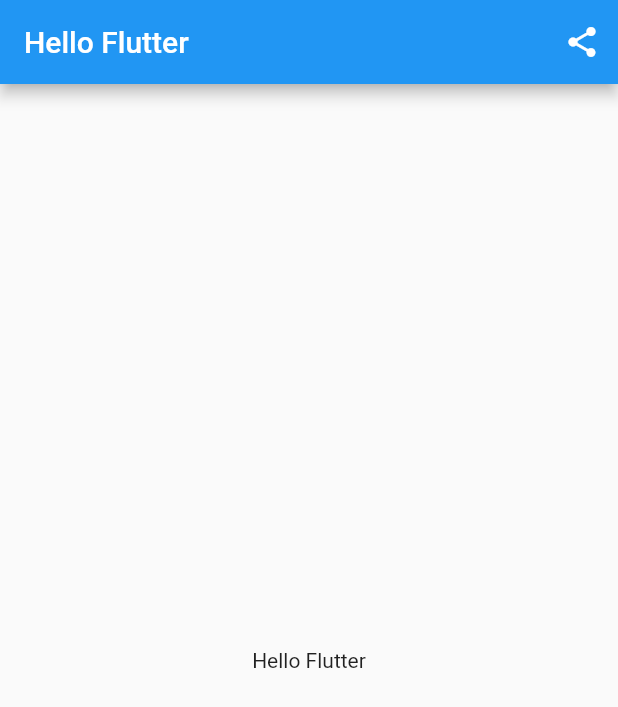
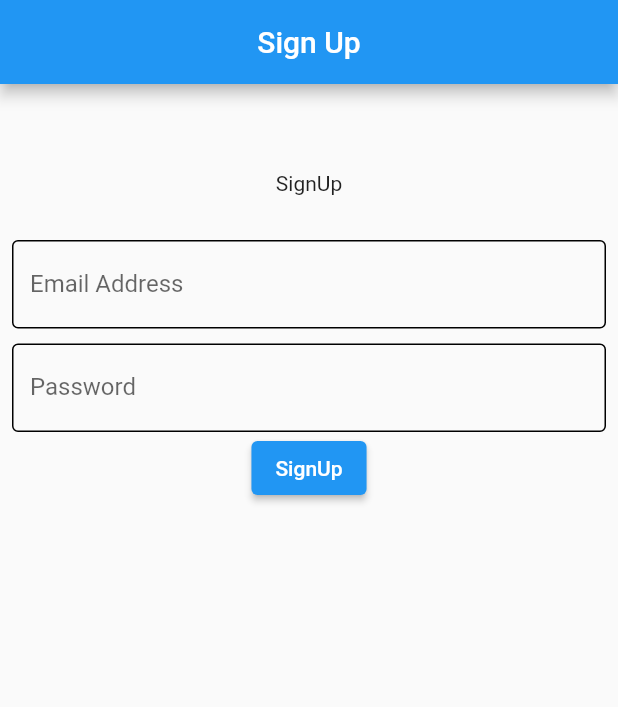
Before and after one commit to junaid140/flutter_course, a Flutter app: the screen it shows after launch, on a phone screen of 412 x 824 dp. Shown: the top 707 px of the screen. Run offline on Flutter 3.47's test engine with Material 2 defaults, Android fonts, the phone set to English and light mode, and no system bars; our stand-ins replace camera, carousel_slider, cloud_firestore, file_picker, firebase_auth, firebase_core and 4 more; missing offline and left inert: advanced_datatable, clipboard, esys_flutter_share_plus, horizontal_data_table, onboarding_intro_screen; accounts and stored records are empty.

Commit message:
16-01-2022

```diff
--- a/lib/main.dart
+++ b/lib/main.dart
@@ -6,15 +6,19 @@ import 'package:flutter_course/screens/28_dec/28_dec.dart';
 import 'package:flutter_course/screens/animationscreens/animation_screen.dart';
 import 'package:flutter_course/screens/onboardingScreen/onboarding_screen.dart';
 import 'package:flutter_course/screens/packagesList.dart';
+import 'package:flutter_course/screens/signUp/signup.dart';
 import 'package:flutter_course/tab_bar_lecture.dart';
 
 import '19dec.dart';
 import 'buttons_lecture.dart';
 import 'form_widgets.dart';
+import 'package:firebase_core/firebase_core.dart';
+
 late List<CameraDescription> cameras;
 
 void main() async{
   WidgetsFlutterBinding.ensureInitialized();
+  await Firebase.initializeApp();
 
   cameras = await availableCameras();
   runApp(const MyApp());
@@ -32,7 +36,7 @@ class MyApp extends StatelessWidget {
       theme: ThemeData(
         primarySwatch: Colors.blue,
       ),
-      home:  Dec28Lecture(),
+      home:  SignUp(),
     );
   }
 }
--- a/lib/screens/28_dec/28_dec.dart
+++ b/lib/screens/28_dec/28_dec.dart
@@ -44,7 +44,7 @@ class _Dec28LectureState extends State<Dec28Lecture> {
             onTap: (){
               FlutterClipboard.copy('$value').then(( value ) => print('copied'));
             },
-            child: Text(value)),
+            child: Container()),
       ),
 
     );
--- /dev/null
+++ b/lib/screens/signUp/signup.dart
@@ -0,0 +1,99 @@
+import 'package:cloud_firestore/cloud_firestore.dart';
+import 'package:firebase_auth/firebase_auth.dart';
+import 'package:flutter/material.dart';
+
+class SignUp extends StatefulWidget {
+  const SignUp({Key? key}) : super(key: key);
+
+  @override
+  State<SignUp> createState() => _SignUpState();
+}
+
+class _SignUpState extends State<SignUp> {
+  GlobalKey<FormState> formKey = GlobalKey<FormState>();
+  TextEditingController email = TextEditingController();
+  TextEditingController password = TextEditingController();
+  @override
+  Widget build(BuildContext context) {
+    return Scaffold(
+      appBar: AppBar(
+        title: Text("Sign Up"),
+        centerTitle: true,
+      ),
+      body: Container(
+        child: Form(key: formKey,
+          child: Padding(
+            padding: const EdgeInsets.all(8.0),
+            child: Column(
+              children: [
+                SizedBox(height: 50,),
+
+                Text("SignUp"),
+                SizedBox(height: 30,),
+                TextFormField(
+                  controller: email,
+                  decoration:InputDecoration (
+                  hintText: "Enter Email",
+                    labelText: "Email Address",
+                    border: OutlineInputBorder(
+
+                    ),
+                    focusedBorder: OutlineInputBorder(
+
+                    ),
+                    enabledBorder: OutlineInputBorder(
+
+                    ),
+                  ),
+                ),
+                SizedBox(height: 10,),
+                TextFormField(
+                  controller: password,
+                  decoration:InputDecoration (
+                  hintText: "Enter Password",
+                    labelText: "Password",
+                    border: OutlineInputBorder(
+
+                    ),
+                    focusedBorder: OutlineInputBorder(
+
+                    ),
+                    enabledBorder: OutlineInputBorder(
+
+                    ),
+                  ),
+                ),
+                ElevatedButton(onPressed: ()async{
+                  print("-----");
+                  try{
+                  UserCredential userCredential =   await FirebaseAuth.instance.createUserWithEmailAndPassword(
+                        email: email.text, password: password.text);
+                User user =   userCredential.user!;
+                if(user.uid.isNotEmpty){
+                  print("User has been Created");
+                  await FirebaseFirestore.instance.collection("user").doc("${user.uid}")
+                      .set({
+                    "email":user.email,
+                    "uid":user.uid
+                  });
+
+                  print(user);
+                }
+
+                  }
+                  catch(e){
+                    print(e);
+
+                  }
+
+                }, child: Text("SignUp"))
+
+              ],
+            ),
+          ),
+        ),
+      ),
+
+    );
+  }
+}
--- a/pubspec.yaml
+++ b/pubspec.yaml
@@ -39,7 +39,8 @@ dependencies:
   camera: ^0.10.1
   photo_view: ^0.14.0
   percent_indicator: ^4.2.2
-
+  firebase_auth: ^4.2.5
+  cloud_firestore: ^4.3.1
 
   # The following adds the Cupertino Icons font to your application.
   # Use with the CupertinoIcons class for iOS style icons.
```
Also changed, not shown: pubspec.lock, 3 other files.
